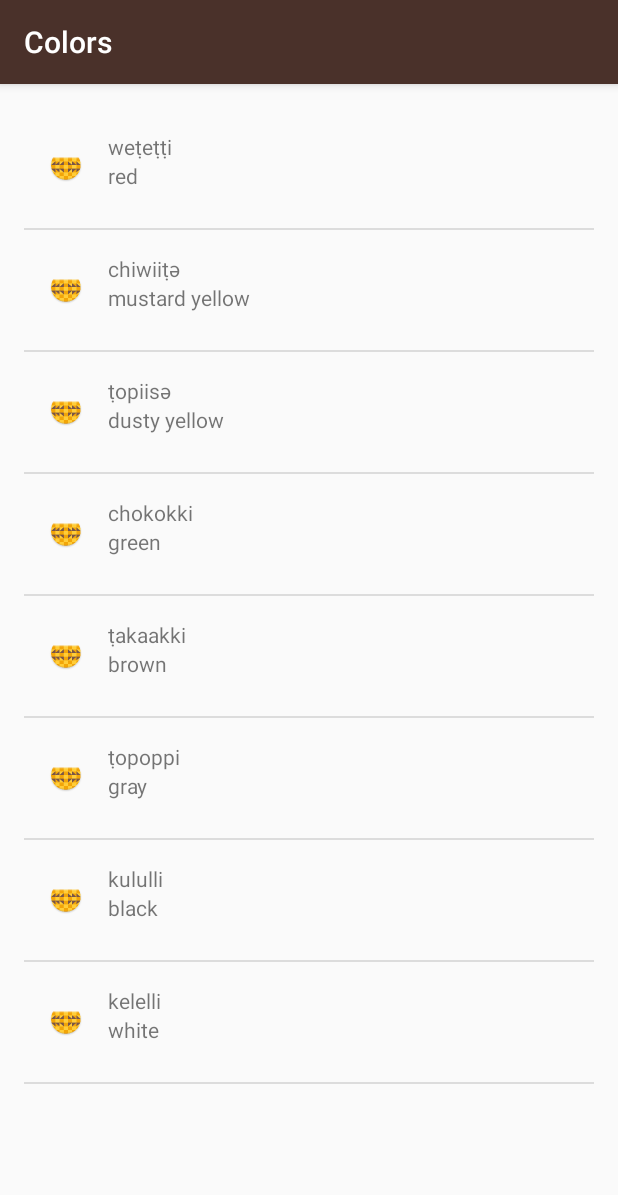
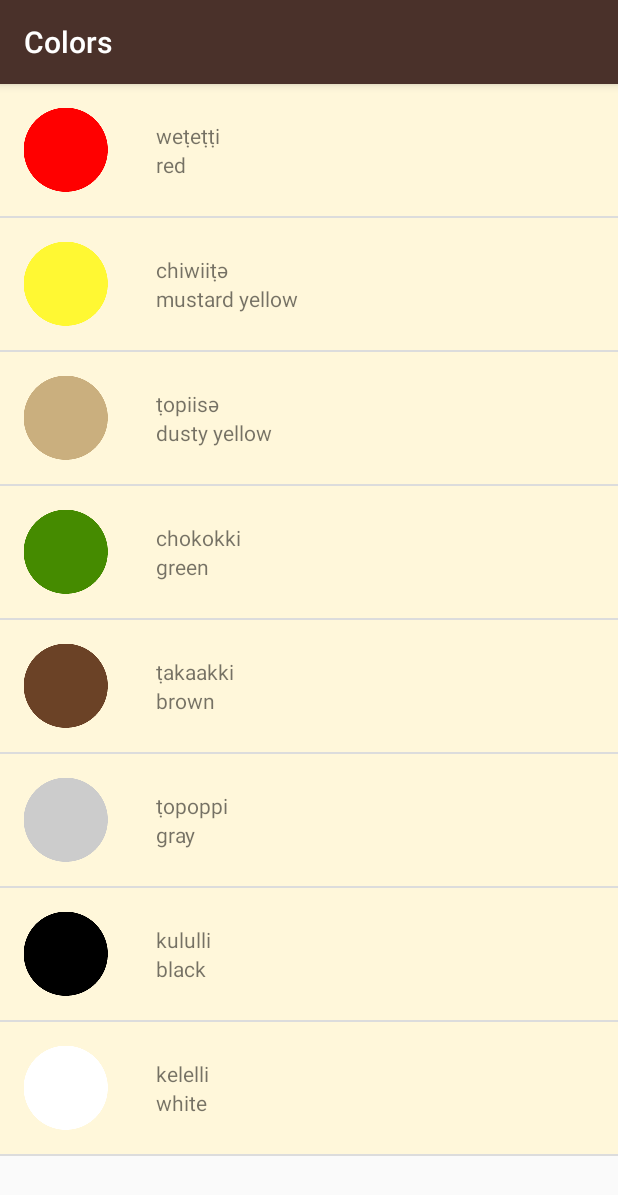
Before and after one commit to adussa3/Miwok, an Android app: the ColorsActivity screen opened directly, with no data from a screen before it, on a phone screen of 412 x 824 dp. Shown: the top 1195 px of the screen. Run offline under Robolectric (Android 15) with nearby library versions, the phone set to English and light mode, and no system bars.

Commit message:
Updated the dimensions for word_list.xml

```diff
--- a/app/src/main/res/layout/list_item.xml
+++ b/app/src/main/res/layout/list_item.xml
@@ -3,32 +3,36 @@
     xmlns:app="http://schemas.android.com/apk/res-auto"
     xmlns:tools="http://schemas.android.com/tools"
     android:layout_width="match_parent"
-    android:layout_height="match_parent"
+    android:layout_height="wrap_content"
     android:orientation="horizontal"
-    android:padding="16dp">
+    android:minHeight="@dimen/list_item_height"
+    android:background="@color/tan_background">
 
     <ImageView
-        android:id="@+id/imageView"
-        android:layout_width="wrap_content"
-        android:layout_height="wrap_content"
-        android:layout_weight="1"
-        app:srcCompat="@mipmap/ic_launcher" />
+        android:id="@+id/item_image_view"
+        android:layout_width="@dimen/list_item_height"
+        android:layout_height="@dimen/list_item_height" />
 
     <LinearLayout
+        android:id="@+id/text_container"
         android:layout_width="match_parent"
         android:layout_height="match_parent"
         android:layout_weight="1"
+        android:gravity="center_vertical"
+        android:minHeight="@dimen/list_item_height"
         android:orientation="vertical"
         android:paddingLeft="16dp">
 
         <TextView
             android:id="@+id/miwok_text_view"
+            style="@style/ListItemMiwokStyle"
             android:layout_width="match_parent"
             android:layout_height="wrap_content"
             android:text="lutti" />
 
         <TextView
             android:id="@+id/default_text_view"
+            style="@style/ListItemDefaultStyle"
             android:layout_width="match_parent"
             android:layout_height="wrap_content"
             android:text="one" />
--- a/app/src/main/res/layout/word_list.xml
+++ b/app/src/main/res/layout/word_list.xml
@@ -9,9 +9,5 @@
         android:id="@+id/list"
         android:layout_width="match_parent"
         android:layout_height="match_parent"
-        android:orientation="vertical"
-        android:paddingLeft="@dimen/activity_horizontal_margin"
-        android:paddingTop="@dimen/activity_vertical_margin"
-        android:paddingRight="@dimen/activity_horizontal_margin"
-        android:paddingBottom="@dimen/activity_vertical_margin" />
+        android:orientation="vertical" />
 </android.support.constraint.ConstraintLayout>
--- a/app/src/main/res/values/dimens.xml
+++ b/app/src/main/res/values/dimens.xml
@@ -16,6 +16,4 @@
     <!-- Height of each list item -->
     <dimen name="list_item_height">88dp</dimen>
     <!-- Default screen margins, per the Android Design guidelines. -->
-    <dimen name="activity_horizontal_margin">16dp</dimen>
-    <dimen name="activity_vertical_margin">16dp</dimen>
 </resources>
```
Also changed, not shown: 2 other files.
